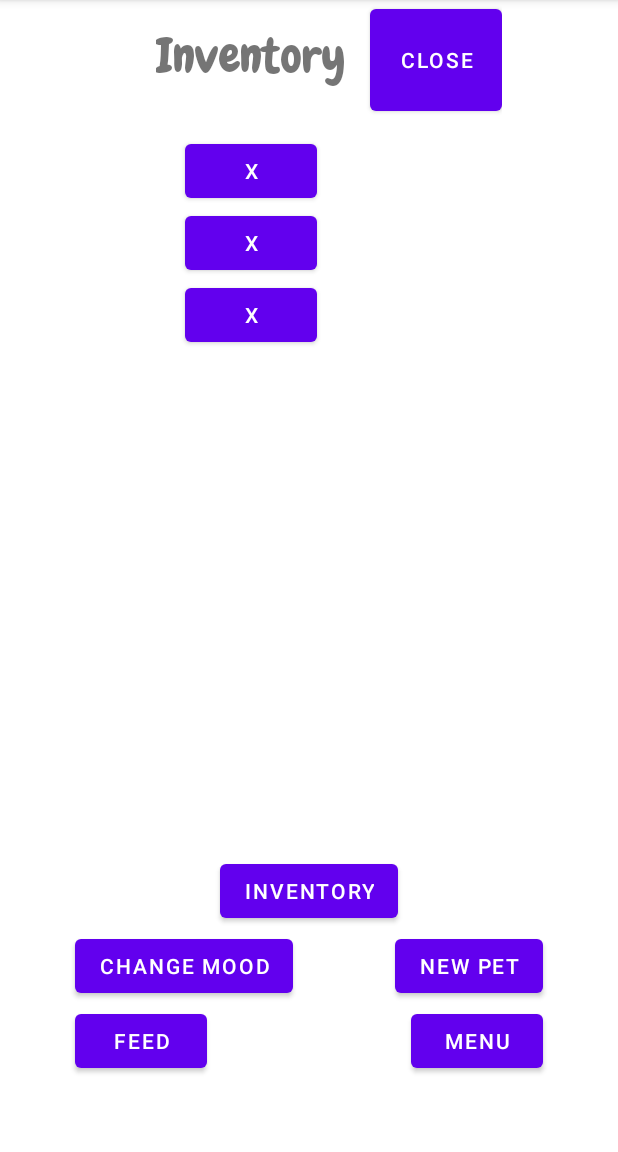
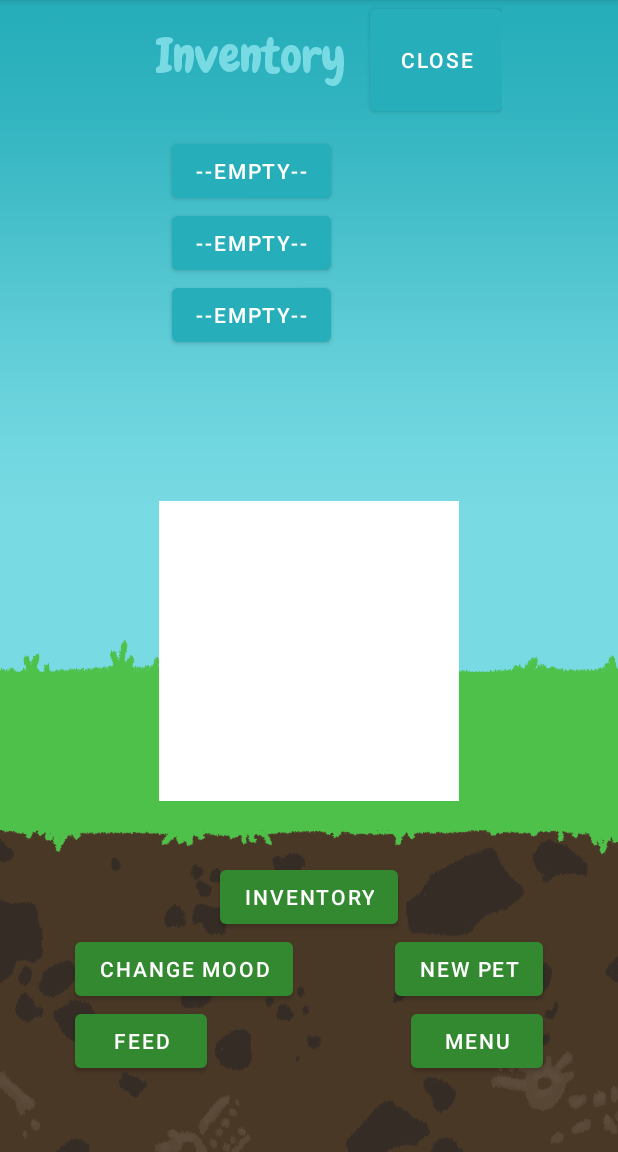
Before and after one commit to Schulsk/PocketPet, an Android app: the PlayActivity screen opened directly, with no data from a screen before it, after a tap on "INVENTORY", on a phone screen of 412 x 824 dp, the part 84-1236 px from its top. Run offline under Robolectric (Android 15) with nearby library versions, the phone set to English and light mode, and no system bars.

Commit message:
Got a pretty presentable concept working, with working inventory and pet switching

```diff
--- a/app/src/main/java/ViewUpdate/ViewUpdate.java
+++ b/app/src/main/java/ViewUpdate/ViewUpdate.java
@@ -10,6 +10,7 @@ import com.example.pocketpet.R;
 
 import java.lang.Runnable;
 
+import basic.Egg;
 import basic.Pet;
 import basic.Model;
 
@@ -20,6 +21,7 @@ public class ViewUpdate implements Runnable{
     Pet pet;
     Model model;
     String lastPetState;
+    String lastPetType;
     PlayActivity activity;
 
 
@@ -31,6 +33,7 @@ public class ViewUpdate implements Runnable{
         active = true;
         // Bad implementation, but I can't figure anything else out right now
         lastPetState = "";
+        lastPetType = "";
     }
 
     public void run(){
@@ -52,10 +55,15 @@ public class ViewUpdate implements Runnable{
             if (pet != null){
                 int resource = 0;
                 String petState = pet.getState();
+                String petType = pet.getType();
                 AnimationDrawable currentAnimation = (AnimationDrawable) view.getBackground();
 
-                if (lastPetState != petState){
-                    if (petState.equals("idle")){
+                if (shouldUpdate()){
+                    // This need to be done differently, I can't expand this code to several types
+                    if (pet instanceof Egg){
+                        resource = R.drawable.egg_idle_animation;
+                    }
+                    else if (petState.equals("idle")){
                         resource = R.drawable.beaky_idle_animation;
                         System.out.println("Pet state idle");
                     }
@@ -97,9 +105,21 @@ public class ViewUpdate implements Runnable{
                 // Set lastState
                 // lastState is used for checking if there is a need to change the animation
                 lastPetState = petState;
+                lastPetType = petType;
             }
 
         }
         // Thread done
     }
+
+    private boolean shouldUpdate(){
+        if (lastPetState != pet.getState()){
+            return true;
+        }
+        if (lastPetType != pet.getType()){
+            return true;
+        }
+
+        return false;
+    }
 }
--- a/app/src/main/java/basic/Egg.java
+++ b/app/src/main/java/basic/Egg.java
@@ -2,18 +2,66 @@ package basic;
 
 import java.util.HashMap;
 
-abstract class Egg extends Pet{
+public abstract class Egg extends Pet{
+
+    long timeIncubated;
+    private boolean incubating = true;
 
     public Egg(long currentTime, String parent){
         super(currentTime, parent);
+        eggBirthtime = currentTime;
+        timeIncubated = 0;
     }
 
     public Egg(HashMap<String, String> stats){
         super(stats);
+        timeIncubated = Long.parseLong(stats.get("timeIncubated"));
+    }
+
+    // By overriding this method I get to add some functionality like incubation and other permanent stats
+    // without carrying it over into the other subclasses of Pet where they will not be used
+    @Override
+    public String getSaveFormat(){
+        String string = super.getSaveFormat();
+
+        string += "\n" + "timeIncubated " + timeIncubated;
+        return string;
     }
 
     @Override
     protected void checkHunger(long currentTime) {
         // Do nothing. Eggs don't eat.
     }
+
+    @Override
+    public Pet evolve(){
+        birthtime = lastTimeCheck;
+        return super.evolve();
+    }
+
+    @Override
+    protected void calculateAge(long currentTime){
+        age = currentTime - eggBirthtime;
+        incubate(currentTime);
+    }
+
+    @Override
+    protected void checkAge(){
+        // use incubation time to evolve
+        if (timeIncubated >= eggTime){
+            evolving = true;
+        }
+    }
+
+    private void incubate(long currentTime){
+        if (incubating){
+            timeIncubated += currentTime - lastTimeCheck;
+        }
+    }
+
+    /*
+    public void setStartedIncubating(long time){
+        startedIncubating = time;
+    }
+     */
 }
--- a/app/src/main/java/basic/TestEgg01.java
+++ b/app/src/main/java/basic/TestEgg01.java
@@ -2,11 +2,13 @@ package basic;
 
 import java.util.HashMap;
 
-class TestEgg01 extends Egg{
+public class TestEgg01 extends Egg{
 
     public TestEgg01(long currentTime, String parent){
         super(currentTime, parent);
         setType("TestEgg01");
+        //testing
+        eggTime = 30000;
     }
 
     public TestEgg01(HashMap<String, String> stats){
--- /dev/null
+++ b/app/src/main/java/basic/ViewModelUI.java
@@ -0,0 +1,27 @@
+package basic;
+
+import androidx.lifecycle.LiveData;
+import androidx.lifecycle.MutableLiveData;
+import androidx.lifecycle.ViewModel;
+
+public class ViewModelUI extends ViewModel {
+    private MutableLiveData<Boolean> inventoryOpen;
+
+    public ViewModelUI(){
+        super();
+        inventoryOpen = new MutableLiveData<>();
+        inventoryOpen.setValue(false);
+    }
+
+    public void openInventory(){
+        inventoryOpen.setValue(true);
+    }
+
+    public void closeInventory(){
+        inventoryOpen.setValue(false);
+    }
+
+    public boolean isOpenInventory(){
+        return inventoryOpen.getValue();
+    }
+}
--- a/app/src/main/java/com/example/pocketpet/InventoryFragment.java
+++ b/app/src/main/java/com/example/pocketpet/InventoryFragment.java
@@ -6,19 +6,31 @@ import android.widget.Button;
 
 import androidx.annotation.Nullable;
 import androidx.fragment.app.Fragment;
+import androidx.lifecycle.ViewModelProvider;
 
+import basic.Controller;
 import basic.Inventory;
+import basic.ViewModelUI;
 
 public class InventoryFragment extends Fragment {
 
     Inventory inventory;
     View rootView;
+    SimulationViewModel viewModel;
+    ViewModelUI viewModelUI;
 
     // Constructor
     public InventoryFragment(){
         super(R.layout.fragment_inventory);
         System.out.println("The inventory fragment constructor");
         //this.inventory = inventory;
+    }
+
+    @Override
+    public void onStart(){
+        super.onStart();
+        //viewModel = new ViewModelProvider(requireActivity()).get(SimulationViewModel.class);
+        //System.out.println("InventoryFragment.onStart - viewModel: " + viewModel!=null);
     }
 
     @Override
@@ -32,6 +44,10 @@ public class InventoryFragment extends Fragment {
     public void onViewCreated(View view, @Nullable Bundle savedInstanceState){
         super.onViewCreated(view, savedInstanceState);
 
+        viewModel = new ViewModelProvider(requireActivity()).get(SimulationViewModel.class);
+        inventory = viewModel.getControllerLiveData().getValue().getInventory();
+        viewModelUI = new ViewModelProvider(requireActivity()).get(ViewModelUI.class);
+
         rootView = getView();
 
         Button button01 = rootView.findViewById(R.id.button01);
@@ -39,14 +55,22 @@ public class InventoryFragment extends Fragment {
         Button button03 = rootView.findViewById(R.id.button03);
         Button closeButton = rootView.findViewById((R.id.close_button));
 
-        //button01.setText(inventory.readSlotContent(0));
+        setButtonText(button01, 0);
         button01.setOnClickListener(new View.OnClickListener() {
             @Override
             public void onClick(View v) {
-
+                // Switching the pet for the egg in the inventory
+                // todo: Make a method here that opens a window asking you if you wanna load it as a pet.
+                // Temp solution
+                if (!button01.getText().equals("--empty--")){
+                    Controller controller = viewModel.getControllerLiveData().getValue();
+                    String eggName = controller.withdraw(0);
+                    controller.changePet(eggName);
+                }
             }
         });
 
+        setButtonText(button02, 1);
         button02.setOnClickListener(new View.OnClickListener() {
             @Override
             public void onClick(View v) {
@@ -54,6 +78,7 @@ public class InventoryFragment extends Fragment {
             }
         });
 
+        setButtonText(button03, 2);
         button03.setOnClickListener(new View.OnClickListener() {
             @Override
             public void onClick(View v) {
@@ -65,9 +90,21 @@ public class InventoryFragment extends Fragment {
         closeButton.setOnClickListener(new View.OnClickListener() {
             @Override
             public void onClick(View v) {
+                viewModelUI.closeInventory();
                 getParentFragmentManager().beginTransaction().setReorderingAllowed(true).remove(fragment).commit();
             }
         });
 
     }
+
+    private void setButtonText(Button button, int index){
+        String slotContent = inventory.readSlotContent(index);
+
+        if (slotContent.equals("null")){
+            button.setText("--empty--");
+        }
+        else{
+            button.setText(slotContent);
+        }
+    }
 }
--- a/app/src/main/java/com/example/pocketpet/PlayActivity.java
+++ b/app/src/main/java/com/example/pocketpet/PlayActivity.java
@@ -1,6 +1,7 @@
 package com.example.pocketpet;
 
 import androidx.appcompat.app.AppCompatActivity;
+import androidx.lifecycle.ViewModelProvider;
 
 import android.content.Intent;
 import android.graphics.drawable.AnimationDrawable;
@@ -15,7 +16,8 @@ import basic.General;
 import ViewUpdate.ViewUpdate;
 import basic.Pet;
 import basic.Saver;
-import basic.TestPet01;
+import basic.TestEgg01;
+import basic.ViewModelUI;
 
 public class PlayActivity extends AppCompatActivity {
 
@@ -25,6 +27,7 @@ public class PlayActivity extends AppCompatActivity {
     Thread viewUpdate;
 
     private boolean inventoryOpen;
+    private ViewModelUI viewModelUI;
 
     /**     Handle all the activity lifecycle things        */
 
@@ -33,15 +36,23 @@ public class PlayActivity extends AppCompatActivity {
         super.onCreate(savedInstanceState);
         setContentView(R.layout.activity_play);
 
+        // Make the ViewModels
+        final SimulationViewModel viewModel = new ViewModelProvider(this).get(SimulationViewModel.class);
+        viewModelUI = new ViewModelProvider(this).get(ViewModelUI.class);
+
         // Make sure all the save paths are in order
         setAllSavePaths();
-        controller = new Controller();
+        //controller = new Controller();
+        controller =  viewModel.getControllerLiveData().getValue();
 
         // Set the instance variables
         inventoryOpen = false;
 
+        // Start the background views
+
+
         // Start the pet view
-        ImageView petImageView = findViewById(R.id.imageView2);
+        ImageView petImageView = findViewById(R.id.pet_view);
         petImageView.setBackgroundResource(R.drawable.empty_animation);
         petAnimation = (AnimationDrawable) petImageView.getBackground();
 
@@ -86,7 +97,7 @@ public class PlayActivity extends AppCompatActivity {
         newPetButton.setOnClickListener(new View.OnClickListener() {
             @Override
             public void onClick(View v) {
-                Pet newPet = new TestPet01(controller.getTime(), "null");
+                Pet newPet = new TestEgg01(controller.getTime(), "null");
                 System.out.println(newPet.getSavefileName());
                 Saver.savePet(newPet);
                 controller.loadPetSlot(newPet.getSavefileName());
@@ -99,7 +110,7 @@ public class PlayActivity extends AppCompatActivity {
             public void onClick(View v){
                 System.out.println("Inventory button clicked");
 
-                if (inventoryOpen){
+                if (viewModelUI.isOpenInventory()){
                     return;
                 }
                 Bundle bundle = new Bundle();
@@ -107,7 +118,7 @@ public class PlayActivity extends AppCompatActivity {
                         .setReorderingAllowed(true)
                         .add(R.id.fragmentContainerView, InventoryFragment.class, bundle)
                         .commit();
-                inventoryOpen = true;
+                viewModelUI.openInventory();
                 System.out.println("After inventory open");
             }
         });
@@ -181,7 +192,7 @@ public class PlayActivity extends AppCompatActivity {
     // hierarchy could touch its views
     // Update: Unecesary it seems, but it's here in case I change my mind
     public void updatePetView(int resource){
-        ImageView petView = findViewById(R.id.imageView2);
+        ImageView petView = findViewById(R.id.pet_view);
         petView.setBackgroundResource(resource);
         petAnimation = (AnimationDrawable) petView.getBackground();
         petAnimation.start();
--- /dev/null
+++ b/app/src/main/java/com/example/pocketpet/SimulationViewModel.java
@@ -0,0 +1,25 @@
+package com.example.pocketpet;
+
+import androidx.lifecycle.LiveData;
+import androidx.lifecycle.MutableLiveData;
+import androidx.lifecycle.ViewModel;
+
+import basic.Controller;
+
+public class SimulationViewModel extends ViewModel {
+
+
+    private MutableLiveData<Controller> controllerLiveData = new MutableLiveData<>();
+
+    public SimulationViewModel(){
+        super();
+        Controller controller = new Controller();
+        controllerLiveData.setValue(controller);
+    }
+
+    public LiveData<Controller> getControllerLiveData(){
+        return controllerLiveData;
+    }
+
+
+}
--- /dev/null
+++ b/app/src/main/res/drawable/egg_idle_animation.xml
@@ -0,0 +1,5 @@
+<?xml version="1.0" encoding="utf-8"?>
+<animation-list xmlns:android="http://schemas.android.com/apk/res/android">
+    <item android:drawable="@drawable/egg01_idle01" android:duration="500" />
+    <item android:drawable="@drawable/egg01_idle02" android:duration="500" />
+</animation-list>
--- a/app/src/main/res/layout/activity_main.xml
+++ b/app/src/main/res/layout/activity_main.xml
@@ -48,7 +48,7 @@
         android:id="@+id/family_tree"
         android:layout_width="wrap_content"
         android:layout_height="wrap_content"
-        android:text="Family tree"
+        android:text="Family tree (wip)"
         android:textSize="36sp"
         app:backgroundTint="@color/thistle"
         app:layout_constraintEnd_toEndOf="parent"
--- a/app/src/main/res/layout/activity_play.xml
+++ b/app/src/main/res/layout/activity_play.xml
@@ -7,9 +7,27 @@
     tools:context=".PlayActivity">
 
     <ImageView
-        android:id="@+id/imageView2"
+        android:id="@+id/sky_view"
+        android:layout_width="wrap_content"
+        android:layout_height="wrap_content"
+        android:background="@drawable/bg_sky"
+        app:layout_constraintStart_toStartOf="parent"
+        app:layout_constraintTop_toTopOf="parent" />
+
+    <ImageView
+        android:id="@+id/grass_view"
+        android:layout_width="wrap_content"
+        android:layout_height="wrap_content"
+        android:background="@drawable/bg_ground"
+        app:layout_constraintBottom_toBottomOf="@+id/sky_view"
+        app:layout_constraintEnd_toEndOf="parent"
+        app:layout_constraintStart_toStartOf="parent" />
+
+    <ImageView
+        android:id="@+id/pet_view"
         android:layout_width="200dp"
         android:layout_height="200dp"
+        android:layout_marginTop="100dp"
         app:layout_constraintBottom_toBottomOf="parent"
         app:layout_constraintEnd_toEndOf="parent"
         app:layout_constraintStart_toStartOf="parent"
@@ -23,6 +41,7 @@
         android:layout_marginStart="50dp"
         android:layout_marginBottom="50dp"
         android:text="Feed"
+        app:backgroundTint="@color/grass_green_dark"
         app:layout_constraintBottom_toBottomOf="parent"
         app:layout_constraintStart_toStartOf="parent" />
 
@@ -33,6 +52,7 @@
         android:layout_marginEnd="50dp"
         android:layout_marginBottom="50dp"
         android:text="Menu"
+        app:backgroundTint="@color/grass_green_dark"
         app:layout_constraintBottom_toBottomOf="parent"
         app:layout_constraintEnd_toEndOf="parent" />
 
@@ -41,9 +61,9 @@
         android:layout_width="wrap_content"
         android:layout_height="wrap_content"
         android:layout_marginStart="50dp"
-        android:layout_marginBottom="100dp"
         android:text="Change mood"
-        app:layout_constraintBottom_toBottomOf="parent"
+        app:backgroundTint="@color/grass_green_dark"
+        app:layout_constraintBottom_toTopOf="@+id/feed_button"
         app:layout_constraintStart_toStartOf="parent" />
 
     <Button
@@ -51,18 +71,18 @@
         android:layout_width="wrap_content"
         android:layout_height="wrap_content"
         android:layout_marginEnd="50dp"
-        android:layout_marginBottom="100dp"
         android:text="New pet"
-        app:layout_constraintBottom_toBottomOf="parent"
+        app:backgroundTint="@color/grass_green_dark"
+        app:layout_constraintBottom_toTopOf="@+id/menu_button"
         app:layout_constraintEnd_toEndOf="parent" />
 
     <Button
         android:id="@+id/inventory_button"
         android:layout_width="wrap_content"
         android:layout_height="wrap_content"
-        android:layout_marginBottom="150dp"
         android:text="Inventory"
-        app:layout_constraintBottom_toBottomOf="parent"
+        app:backgroundTint="@color/grass_green_dark"
+        app:layout_constraintBottom_toTopOf="@+id/change_mood_button"
         app:layout_constraintEnd_toEndOf="parent"
         app:layout_constraintStart_toStartOf="parent" />
 
--- a/app/src/main/res/layout/fragment_inventory.xml
+++ b/app/src/main/res/layout/fragment_inventory.xml
@@ -2,7 +2,7 @@
 <androidx.constraintlayout.widget.ConstraintLayout xmlns:android="http://schemas.android.com/apk/res/android"
     xmlns:app="http://schemas.android.com/apk/res-auto"
     xmlns:tools="http://schemas.android.com/tools"
-    android:layout_width="wrap_content"
+    android:layout_width="match_parent"
     android:layout_height="wrap_content">
 
     <TextView
@@ -12,6 +12,7 @@
         android:layout_marginTop="16dp"
         android:fontFamily="@font/chewy"
         android:text="Inventory"
+        android:textColor="@color/sky_blue"
         android:textSize="32sp"
         app:layout_constraintEnd_toEndOf="parent"
         app:layout_constraintStart_toStartOf="parent"
@@ -23,6 +24,7 @@
         android:layout_height="80dp"
         android:layout_marginStart="16dp"
         android:text="Close"
+        app:backgroundTint="@color/sky_blue_dark"
         app:layout_constraintStart_toEndOf="@+id/inventory_title"
         app:layout_constraintTop_toTopOf="parent" />
 
@@ -32,6 +34,7 @@
         android:layout_height="wrap_content"
         android:layout_marginTop="32dp"
         android:text="x"
+        app:backgroundTint="@color/sky_blue_dark"
         app:layout_constraintEnd_toEndOf="parent"
         app:layout_constraintStart_toStartOf="parent"
         app:layout_constraintTop_toBottomOf="@+id/inventory_title" />
@@ -41,6 +44,7 @@
         android:layout_width="wrap_content"
         android:layout_height="wrap_content"
         android:text="x"
+        app:backgroundTint="@color/sky_blue_dark"
         app:layout_constraintEnd_toEndOf="parent"
         app:layout_constraintStart_toStartOf="parent"
         app:layout_constraintTop_toBottomOf="@+id/button01" />
@@ -50,6 +54,7 @@
         android:layout_width="wrap_content"
         android:layout_height="wrap_content"
         android:text="x"
+        app:backgroundTint="@color/sky_blue_dark"
         app:layout_constraintEnd_toEndOf="parent"
         app:layout_constraintStart_toStartOf="parent"
         app:layout_constraintTop_toBottomOf="@+id/button02" />
--- a/app/src/main/res/values/colors.xml
+++ b/app/src/main/res/values/colors.xml
@@ -13,5 +13,9 @@
     <color name="blue_bell">#ADA7C9</color>
     <color name="thistle">#D7B9D5</color>
     <color name="mimi_pink">#F4CAE0</color>
+    <color name="grass_green">#4dc149</color>
+    <color name="grass_green_dark">#32892F</color>
+    <color name="sky_blue">#78DAE3</color>
+    <color name="sky_blue_dark">#26AEBA</color>
 
 </resources>
```
Also changed, not shown: app/src/main/java/basic/Baby.java (added, +14 -0 lines), app/src/main/java/basic/Pet.java (+26 -10 lines), app/src/main/java/basic/graphics/BG_Ground.png (added), app/src/main/java/basic/graphics/BG_Sky.png (added), app/src/main/res/drawable/bg_ground.png (added), app/src/main/res/drawable/bg_sky.png (added), 1 other file.
